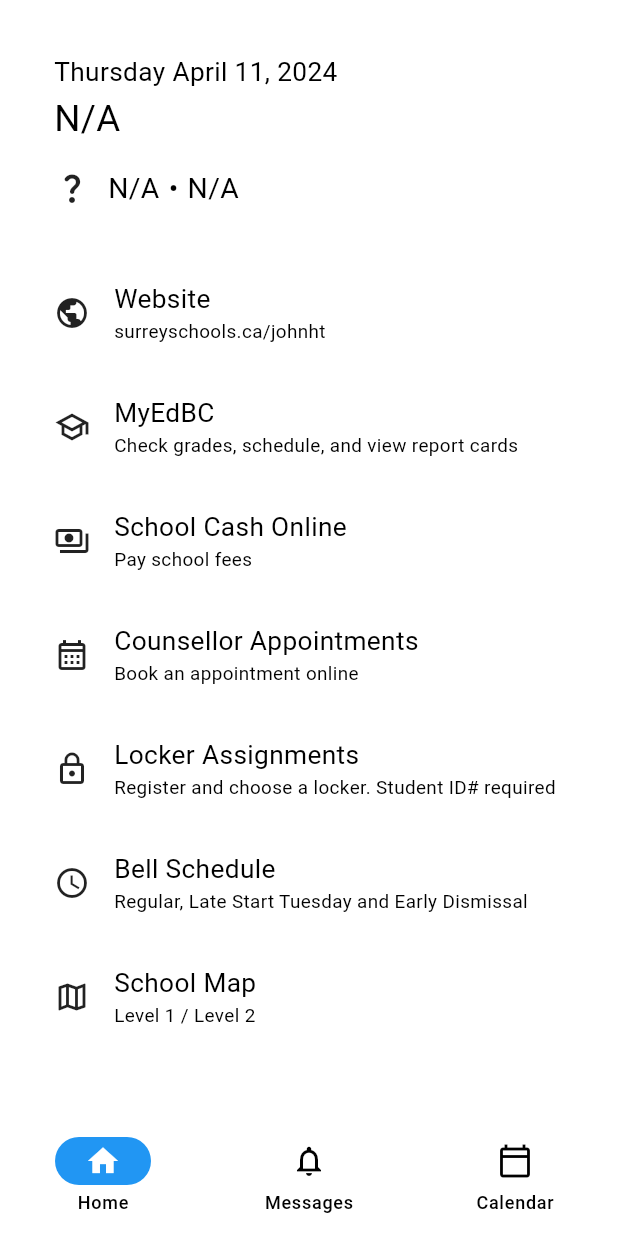
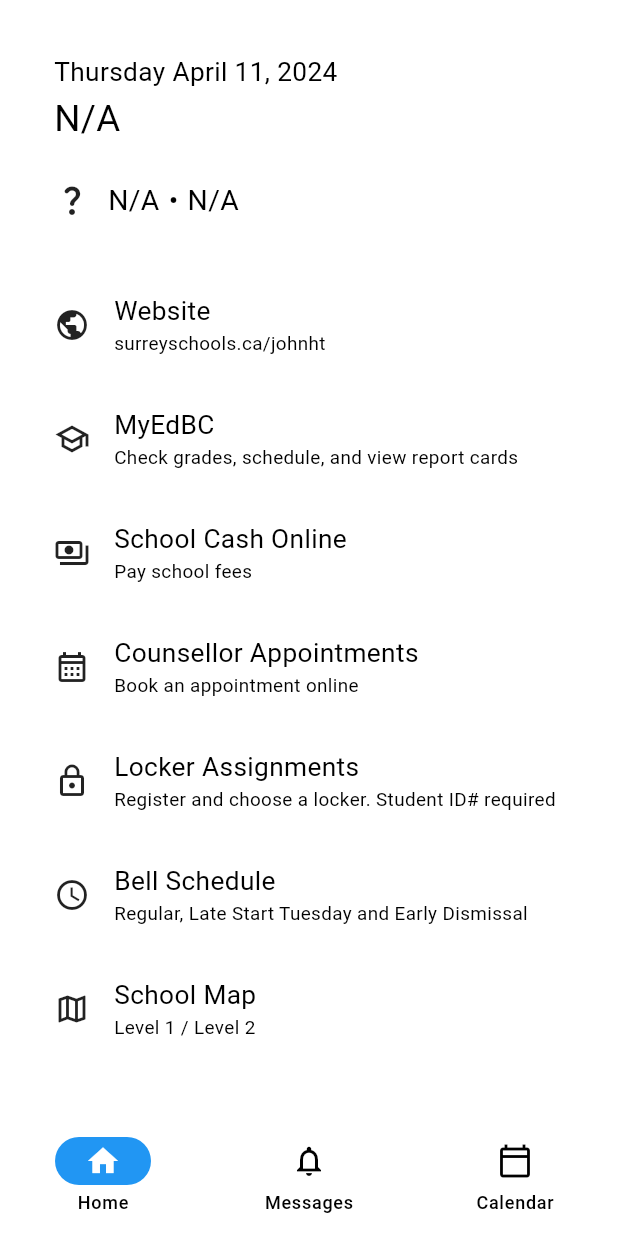
Before and after one commit to ChakornK/jh-eagles, a Flutter app: the screen it shows after launch, on a phone screen of 412 x 824 dp. Run offline on Flutter 3.47's test engine with Material 3 defaults, Android fonts, the phone set to English and light mode, and no system bars; drawn by our look-alikes of dynamic_color; our stand-ins replace weather_icons; missing offline and left inert: flutter_inappwebview; network calls fail.

Commit message:
larger divider

```diff
--- a/lib/pages/home.dart
+++ b/lib/pages/home.dart
@@ -124,7 +124,9 @@ class _HomePageState extends State<HomePage> {
                               ],
                             );
                           }),
-                      Divider(),
+                      Divider(
+                        height: 24,
+                      ),
                       FutureBuilder<HomeData>(
                           future: futureData,
                           builder: (context, snapshot) {
```
